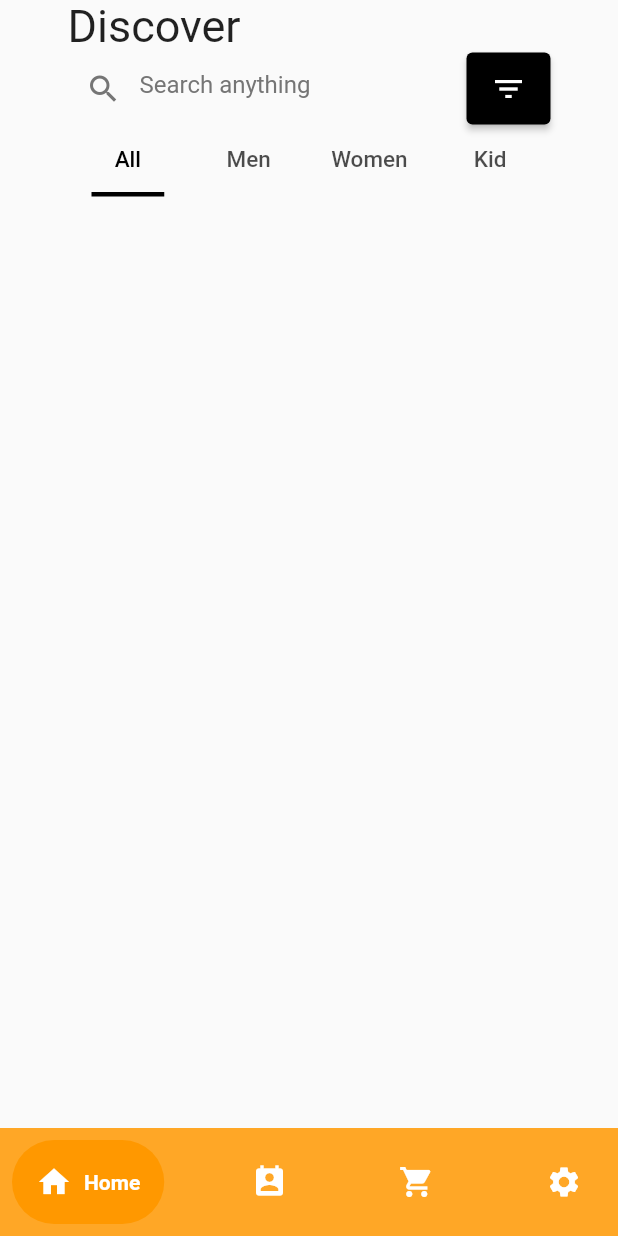
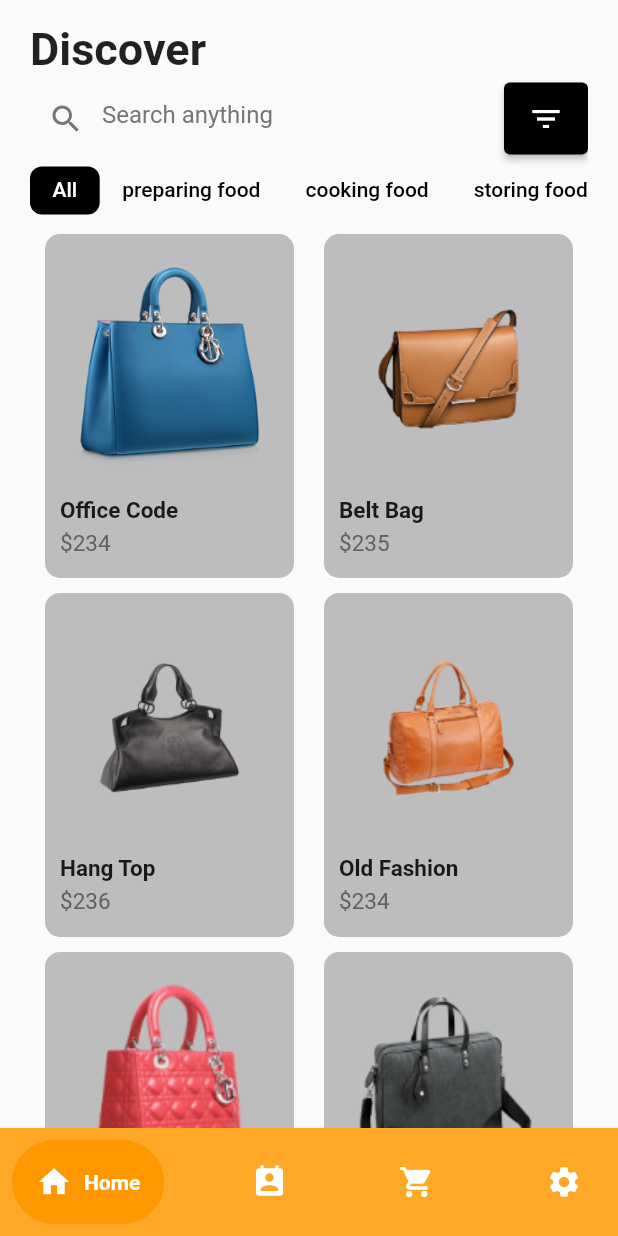
Before and after one commit to qlinh28/KitToo, a Flutter app: the screen it shows after launch, on a phone screen of 412 x 824 dp. Run offline on Flutter 3.47's test engine with Material 2 defaults, Android fonts, the light colour scheme and no system bars; drawn by our look-alikes of google_nav_bar; our stand-ins replace flutter_spinkit.

Commit message:
home screen

```diff
--- /dev/null
+++ b/lib/components/footer.dart
@@ -0,0 +1,39 @@
+import 'package:flutter/material.dart';
+import 'package:google_nav_bar/google_nav_bar.dart';
+
+class Footer extends StatelessWidget {
+  const Footer({
+    super.key,
+  });
+
+  @override
+  Widget build(BuildContext context) {
+    return GNav(
+      backgroundColor: Colors.orange.shade400,
+      color: Colors.white,
+      activeColor: Colors.white,
+      tabBackgroundColor: Colors.orange.shade500,
+      gap: 8,
+      padding: const EdgeInsets.all(16),
+      tabMargin: const EdgeInsetsDirectional.all(8),
+      tabs: const [
+        GButton(
+          icon: Icons.home,
+          text: 'Home',
+        ),
+        GButton(
+          icon: Icons.perm_contact_calendar,
+          text: 'History',
+        ),
+        GButton(
+          icon: Icons.shopping_cart,
+          text: 'Cart',
+        ),
+        GButton(
+          icon: Icons.settings,
+          text: 'Settings',
+        ),
+      ],
+    );
+  }
+}
--- /dev/null
+++ b/lib/components/home/item_card.dart
@@ -0,0 +1,112 @@
+import 'package:flutter/material.dart';
+import 'package:prm_project_kittoo/models/products.dart';
+
+class ItemCard extends StatelessWidget {
+  ItemCard({super.key});
+
+  List<Product> products = [
+    Product(
+      id: 1,
+      name: "Office Code",
+      price: 234,
+      description: "cap di hoc",
+      image: "lib/images/bag_1.png",
+    ),
+    Product(
+      id: 2,
+      name: "Belt Bag",
+      price: 235,
+      description: "cap day",
+      image: "lib/images/bag_2.png",
+    ),
+    Product(
+      id: 3,
+      name: "Hang Top",
+      price: 236,
+      description: "cap ",
+      image: "lib/images/bag_3.png",
+    ),
+    Product(
+      id: 4,
+      name: "Old Fashion",
+      price: 234,
+      description: "do cu",
+      image: "lib/images/bag_4.png",
+    ),
+    Product(
+      id: 5,
+      name: "Office Code",
+      price: 234,
+      description: "cap cpng so",
+      image: "lib/images/bag_5.png",
+    ),
+    Product(
+      id: 6,
+      name: "Office Code",
+      price: 234,
+      description: "cap cong so",
+      image: "lib/images/bag_6.png",
+    ),
+  ];
+
+  @override
+  Widget build(BuildContext context) {
+    return GridView.count(
+      crossAxisCount: 2,
+      physics: const NeverScrollableScrollPhysics(),
+      shrinkWrap: true,
+      childAspectRatio: (150 / 193),
+      children: [
+        for (int i = 0; i < products.length; i++)
+          Container(
+            padding: const EdgeInsets.symmetric(vertical: 5, horizontal: 10),
+            margin: const EdgeInsets.symmetric(vertical: 5, horizontal: 10),
+            decoration: BoxDecoration(
+              borderRadius: BorderRadius.circular(10),
+              color: Colors.grey.shade400,
+            ),
+            child: Column(children: [
+              InkWell(
+                onTap: () {},
+                child: Container(
+                  margin: const EdgeInsets.all(10),
+                  child: Image.asset(
+                    products[i].image,
+                    width: 150,
+                    height: 150,
+                    fit: BoxFit.contain,
+                  ),
+                ),
+              ),
+              Padding(
+                padding: const EdgeInsets.only(bottom: 8),
+                child: Align(
+                  alignment: Alignment.centerLeft,
+                  child: Column(
+                    crossAxisAlignment: CrossAxisAlignment.start,
+                    children: [
+                      Text(
+                        products[i].name,
+                        style: TextStyle(
+                          fontSize: 15,
+                          fontWeight: FontWeight.bold,
+                        ),
+                      ),
+                      const SizedBox(height: 4),
+                      Text(
+                        "\$${products[i].price}",
+                        style: TextStyle(
+                          fontSize: 15,
+                          color: Colors.grey.shade700,
+                        ),
+                      )
+                    ],
+                  ),
+                ),
+              ),
+            ]),
+          )
+      ],
+    );
+  }
+}
--- a/lib/main.dart
+++ b/lib/main.dart
@@ -2,9 +2,6 @@
 import 'package:flutter/material.dart';
 import 'package:flutter_spinkit/flutter_spinkit.dart';
 import 'package:prm_project_kittoo/pages/home_page.dart';
-import 'package:prm_project_kittoo/pages/login_page.dart';
-
-
 
 void main() {
   runApp(const MyApp());
--- /dev/null
+++ b/lib/models/products.dart
@@ -0,0 +1,14 @@
+import 'package:flutter/material.dart';
+
+class Product {
+  final String image, name, description;
+  final int price, id;
+
+  Product({
+    required this.id,
+    required this.name,
+    required this.image,
+    required this.price,
+    required this.description,
+  });
+}
--- a/lib/pages/home_page.dart
+++ b/lib/pages/home_page.dart
@@ -1,6 +1,7 @@
 import 'package:flutter/material.dart';
-import 'package:google_nav_bar/google_nav_bar.dart';
-import 'package:prm_project_kittoo/components/search_form.dart';
+import 'package:prm_project_kittoo/components/footer.dart';
+import 'package:prm_project_kittoo/components/home/item_card.dart';
+import 'package:prm_project_kittoo/components/home/search_form.dart';
 
 class HomePage extends StatefulWidget {
   const HomePage({Key? key}) : super(key: key);
@@ -15,7 +16,7 @@
 
   @override
   void initState() {
-    _tabController = TabController(length: 4, vsync: this, initialIndex: 0);
+    _tabController = TabController(length: 5, vsync: this, initialIndex: 0);
     _tabController.addListener((_handleTabSelection));
     super.initState();
   }
@@ -31,86 +32,54 @@
     return Scaffold(
       body: SafeArea(
         child: Container(
-          padding: const EdgeInsets.fromLTRB(45, 0, 45, 0),
-          child: Column(
-            crossAxisAlignment: CrossAxisAlignment.start,
+          padding: const EdgeInsets.fromLTRB(20, 0, 20, 0),
+          child: ListView(
             children: [
+              const SizedBox(height: 15),
+
               const Text(
                 'Discover',
-                style: TextStyle(fontSize: 30),
+                style: TextStyle(
+                  fontSize: 30,
+                  fontWeight: FontWeight.bold,
+                ),
               ),
+
+              const SizedBox(height: 5),
+
               const SearchForm(),
+
               TabBar(
                   controller: _tabController,
-                  labelColor: Colors.black,
-                  labelStyle: const TextStyle(fontSize: 15),
-                  labelPadding: const EdgeInsets.symmetric(horizontal: 0),
-                  indicator: const UnderlineTabIndicator(
-                      borderSide: BorderSide(
-                    width: 3,
+                  isScrollable: true,
+                  unselectedLabelColor: Colors.black,
+                  indicator: BoxDecoration(
                     color: Colors.black,
-                  ), insets: EdgeInsets.symmetric(horizontal: 16)),
-                  tabs: const  [
-                    Tab(
-                      text: "All",
-                    ),
-                    Tab(
-                      text: "Men",
-                    ),
-                    Tab(
-                      text: "Women",
-                    ),
-                    Tab(
-                      text: "Kid",
-                    ),
+                    borderRadius: BorderRadius.circular(8),
+                  ),
+                  indicatorPadding: const EdgeInsets.symmetric(vertical: 8.0),
+                  labelPadding: const EdgeInsets.symmetric(horizontal: 15),
+                  tabs: const [
+                    Tab(text: 'All'),
+                    Tab(text: 'preparing food'),
+                    Tab(text: 'cooking food'),
+                    Tab(text: 'storing food'),
+                    Tab(text: 'tum lum food'),
                   ]),
-              const SizedBox(height: 10),
               Center(
-                  child: [
-                Container(
-                  color: Colors.black,
-                ),
-                Container(
-                  color: Colors.red,
-                ),
-                Container(
-                  color: Colors.red,
-                ),
-                Container(
-                  color: Colors.red,
-                ),
-              ][_tabController.index])
+                child: [
+                  ItemCard(),
+                  ItemCard(),
+                  ItemCard(),
+                  ItemCard(),
+                  ItemCard(),
+                ][_tabController.index],
+              ),
             ],
           ),
         ),
       ),
-      bottomNavigationBar: GNav(
-        backgroundColor: Colors.orange.shade400,
-        color: Colors.white,
-        activeColor: Colors.white,
-        tabBackgroundColor: Colors.orange.shade500,
-        gap: 8,
-        padding: const EdgeInsets.all(16),
-        tabMargin: const EdgeInsetsDirectional.all(8),
-        tabs: const [
-          GButton(
-            icon: Icons.home,
-            text: 'Home',
-          ),
-          GButton(
-            icon: Icons.perm_contact_calendar,
-            text: 'History',
-          ),
-          GButton(
-            icon: Icons.shopping_cart,
-            text: 'Cart',
-          ),
-          GButton(
-            icon: Icons.settings,
-            text: 'Settings',
-          ),
-        ],
-      ),
+      bottomNavigationBar: const Footer(),
     );
   }
 }
--- a/lib/pages/login_page.dart
+++ b/lib/pages/login_page.dart
@@ -1,7 +1,7 @@
 import 'package:flutter/material.dart';
-import 'package:prm_project_kittoo/components/my_button.dart';
-import 'package:prm_project_kittoo/components/my_textfield.dart';
-import 'package:prm_project_kittoo/components/square_tile.dart';
+import 'package:prm_project_kittoo/components/login_signup/my_button.dart';
+import 'package:prm_project_kittoo/components/login_signup/my_textfield.dart';
+import 'package:prm_project_kittoo/components/login_signup/square_tile.dart';
 import 'package:prm_project_kittoo/pages/sign_up_page.dart';
 
 class LoginPage extends StatelessWidget {
--- a/lib/pages/product_details.dart
+++ b/lib/pages/product_details.dart
@@ -0,0 +1,16 @@
+import 'package:flutter/material.dart';
+import 'package:prm_project_kittoo/models/products.dart';
+
+class DetailsScreen extends StatelessWidget {
+  final Product product;
+  const DetailsScreen({super.key, required this.product});
+
+  @override
+  Widget build(BuildContext context) {
+    return Scaffold(
+      appBar: AppBar(
+        elevation: 0,
+      ),
+    );
+  }
+}
--- a/lib/pages/sign_up_page.dart
+++ b/lib/pages/sign_up_page.dart
@@ -1,7 +1,7 @@
 import 'package:flutter/material.dart';
-import 'package:prm_project_kittoo/components/my_button.dart';
-import 'package:prm_project_kittoo/components/my_textfield.dart';
-import 'package:prm_project_kittoo/components/square_tile.dart';
+import 'package:prm_project_kittoo/components/login_signup/my_button.dart';
+import 'package:prm_project_kittoo/components/login_signup/my_textfield.dart';
+import 'package:prm_project_kittoo/components/login_signup/square_tile.dart';
 
 class SignUpPage extends StatelessWidget {
   SignUpPage({super.key});
```
Also changed, not shown: lib/components/home/search_form.dart (renamed from lib/components/search_form.dart), lib/components/login_signup/my_button.dart (renamed from lib/components/my_button.dart), lib/components/login_signup/my_textfield.dart (renamed from lib/components/my_textfield.dart), lib/components/login_signup/square_tile.dart (renamed from lib/components/square_tile.dart), lib/images/bag_1.png (added), lib/images/bag_2.png (added), lib/images/bag_3.png (added), lib/images/bag_4.png (added), lib/images/bag_5.png (added), lib/images/bag_6.png (added).
